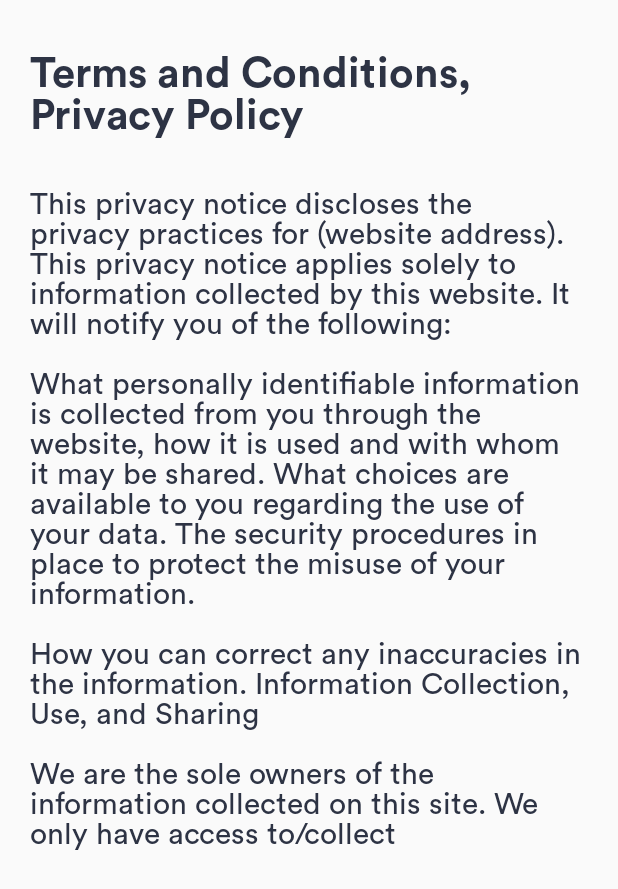
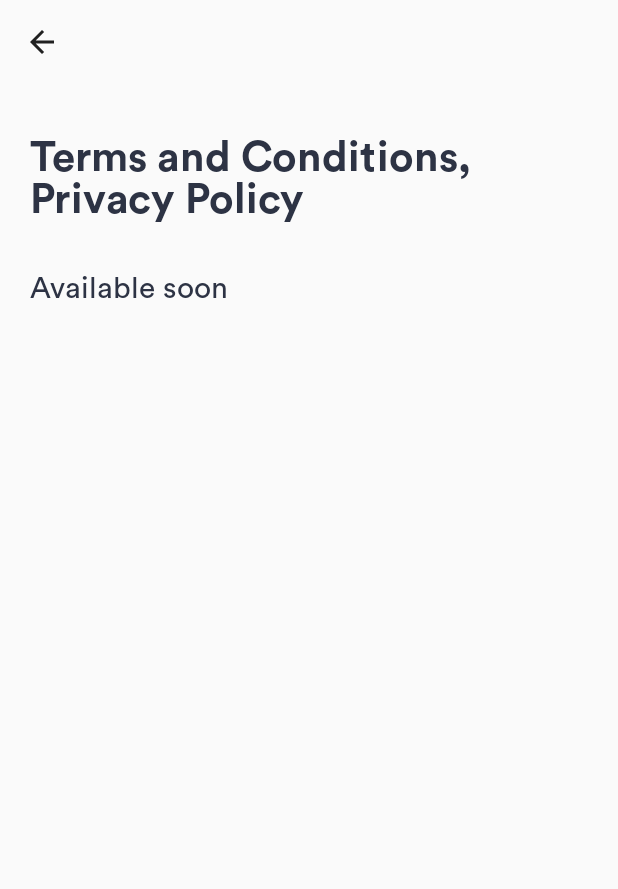
Before and after one commit to felicherivarez91/dreaMS, an Android app: the TermsAndConditionsFragment screen opened through its navigation route, on a phone screen of 412 x 824 dp. Shown: the top 889 px of the screen. Run offline under Robolectric (Android 15) with nearby library versions, the phone set to English and light mode, and no system bars; our stand-ins replace data binding.

Commit message:
Merge feature/RSV_757_AccountDetailsBussinesLogic into develop Add TermsAndConditions Add complete navigation for Onboarding

```diff
--- a/app/src/main/java/com/healios/dreams/ui/account/PersonalInformationFragment.kt
+++ b/app/src/main/java/com/healios/dreams/ui/account/PersonalInformationFragment.kt
@@ -4,6 +4,7 @@ import android.os.Bundle
 import android.view.LayoutInflater
 import android.view.View
 import android.view.ViewGroup
+import androidx.appcompat.app.AppCompatActivity
 import androidx.core.text.HtmlCompat
 import androidx.core.widget.addTextChangedListener
 import androidx.fragment.app.Fragment
@@ -46,7 +47,6 @@ class PersonalInformationFragment : Fragment() {
         }
 
         viewModel.withArgs(args)
-
         bind()
         return binding.root
     }
--- a/app/src/main/java/com/healios/dreams/ui/account/PersonalInformationViewModel.kt
+++ b/app/src/main/java/com/healios/dreams/ui/account/PersonalInformationViewModel.kt
@@ -42,10 +42,8 @@ class PersonalInformationViewModel(
     var selectAvatarButtonText = MutableLiveData<String>()
     var avatarImageResource = MutableLiveData<Int>(R.drawable.ic_default_profile)
 
-
     var avatarId: Int = 0
     var nickname:String = ""
-
 
     //region: Init viewmodel
     init {
--- a/app/src/main/java/com/healios/dreams/ui/account/SelectAvatarViewModel.kt
+++ b/app/src/main/java/com/healios/dreams/ui/account/SelectAvatarViewModel.kt
@@ -23,7 +23,6 @@ class SelectAvatarViewModel : ViewModel() {
     private val _newAvatarSet = MutableLiveEvent<AvatarModel>()
     val newAvatarSet: LiveEvent<AvatarModel> = _newAvatarSet
 
-
     var toolbarTitle = MutableLiveData<String>("")
 
     var canSaveAvatar = MutableLiveData<Boolean>(false)
@@ -36,7 +35,6 @@ class SelectAvatarViewModel : ViewModel() {
         canSaveAvatar.postValue( selectedAvatar.value != null)
     }
     //endregion
-
 
     fun onItemClick(position: Int, avatar: AvatarModel) {
 
--- a/app/src/main/java/com/healios/dreams/ui/account/TermsAndConditionsFragment.kt
+++ b/app/src/main/java/com/healios/dreams/ui/account/TermsAndConditionsFragment.kt
@@ -4,8 +4,10 @@ import android.os.Bundle
 import android.view.LayoutInflater
 import android.view.View
 import android.view.ViewGroup
+import androidx.appcompat.app.AppCompatActivity
 import androidx.fragment.app.Fragment
 import androidx.lifecycle.ViewModelProvider
+import androidx.navigation.fragment.findNavController
 import com.healios.dreams.databinding.FragmentTermsandconditionsBinding
 import com.healios.dreams.di.TermsAndConditionsViewModelFactory
 
@@ -31,6 +33,10 @@ class TermsAndConditionsFragment : Fragment() {
         binding.lifecycleOwner = this
         binding.viewmodel = viewModel
 
+        binding.toolbarTermsAndConditions.setNavigationOnClickListener {
+            findNavController().navigateUp()
+        }
+
         bind()
         return binding.root
     }
--- a/app/src/main/java/com/healios/dreams/ui/login/LoginActivity.kt
+++ b/app/src/main/java/com/healios/dreams/ui/login/LoginActivity.kt
@@ -10,7 +10,6 @@ class LoginActivity: AppCompatActivity() {
     override fun onCreate(savedInstanceState: Bundle?) {
         super.onCreate(savedInstanceState)
         setContentView(R.layout.activity_login)
-
     }
 
 }
--- a/app/src/main/java/com/healios/dreams/ui/login/WelcomeFragment.kt
+++ b/app/src/main/java/com/healios/dreams/ui/login/WelcomeFragment.kt
@@ -5,6 +5,7 @@ import android.view.LayoutInflater
 import android.view.View
 import android.view.ViewGroup
 import android.widget.Button
+import androidx.appcompat.app.AppCompatActivity
 import androidx.fragment.app.Fragment
 import androidx.navigation.Navigation
 import com.healios.dreams.R
--- a/app/src/main/res/layout/activity_login.xml
+++ b/app/src/main/res/layout/activity_login.xml
@@ -1,8 +1,13 @@
 <?xml version="1.0" encoding="utf-8"?>
-<RelativeLayout xmlns:android="http://schemas.android.com/apk/res/android"
+
+<RelativeLayout
+    xmlns:android="http://schemas.android.com/apk/res/android"
+    xmlns:app="http://schemas.android.com/apk/res-auto"
+    xmlns:tools="http://schemas.android.com/tools"
     android:layout_width="match_parent"
     android:layout_height="match_parent"
-    xmlns:app="http://schemas.android.com/apk/res-auto">
+    tools:context=".ui.login.LoginActivity">
+
 
     <androidx.fragment.app.FragmentContainerView
         android:id="@+id/nav_host_fragment"
@@ -11,5 +16,4 @@
         android:layout_height="match_parent"
         app:defaultNavHost="true"
         app:navGraph="@navigation/login_nav_graph" />
-
 </RelativeLayout>
--- a/app/src/main/res/layout/fragment_termsandconditions.xml
+++ b/app/src/main/res/layout/fragment_termsandconditions.xml
@@ -1,6 +1,6 @@
 <?xml version="1.0" encoding="utf-8"?>
 
-<layout>
+<layout xmlns:app="http://schemas.android.com/apk/res-auto">
 
     <data>
         <import type="android.view.View"/>
@@ -13,11 +13,23 @@
         android:layout_width="match_parent"
         android:layout_height="match_parent"
         android:orientation="vertical">
+        <LinearLayout
+            android:layout_width="match_parent"
+            android:layout_height="match_parent"
+            android:orientation="vertical">
+
+            <androidx.appcompat.widget.Toolbar
+                android:id="@+id/toolbar_termsAndConditions"
+                android:layout_width="match_parent"
+                android:layout_height="?attr/actionBarSize"
+                android:theme="@style/AppTheme.Toolbar.Blank"
+                app:navigationIcon="?attr/homeAsUpIndicator"/>
 
             <ScrollView
                 android:id="@+id/scrollView_termsAndConditions"
                 android:layout_width="match_parent"
                 android:layout_height="match_parent"
+
                 android:fillViewport="true">
 
                 <LinearLayout
@@ -50,6 +62,8 @@
                 </LinearLayout>
 
             </ScrollView>
+        </LinearLayout>
+
 
         <RelativeLayout
             android:id="@+id/relativeLayout_termsAndConditions_agreeButtonWrapperLayout"
--- a/app/src/main/res/values/strings.xml
+++ b/app/src/main/res/values/strings.xml
@@ -62,7 +62,7 @@
 
     <!-- Terms And Conditions -->
     <string name="fragment_termsandconditions_title_text">Terms and Conditions, Privacy Policy</string>
-    <string name="fragment_termsandconditions_terms_content_text">This privacy notice discloses the privacy practices for (website address). This privacy notice applies solely to information collected by this website. It will notify you of the following: \n\nWhat personally identifiable information is collected from you through the website, how it is used and with whom it may be shared. What choices are available to you regarding the use of your data. The security procedures in place to protect the misuse of your information. \n\nHow you can correct any inaccuracies in the information. Information Collection, Use, and Sharing \n\nWe are the sole owners of the information collected on this site. We only have access to/collect </string>
+    <string name="fragment_termsandconditions_terms_content_text">Available soon</string>
     <string name="fragment_termsandconditions_agree_button_text">Agree and Accept</string>
 
     <!-- ./ Terms And Conditions -->
--- a/app/src/main/res/values/toolbar_styles.xml
+++ b/app/src/main/res/values/toolbar_styles.xml
@@ -20,4 +20,10 @@
         <item name="android:backgroundTint">@color/white</item>
     </style>
 
+    <style name="AppTheme.Toolbar.Blank" parent="ThemeOverlay.AppCompat.ActionBar">
+        <item name="android:elevation">0dp</item>
+        <item name="android:colorPrimary">@color/mainBlackColor</item>
+        <item name="android:backgroundTint">@null</item>
+    </style>
+
 </resources>
```
Also changed, not shown: app/src/main/java/com/healios/dreams/data/AvatarRepository.java (+4 -4 lines), app/src/main/java/com/healios/dreams/ui/login/VerifyPhoneFragment.kt (+3 -6 lines), app/src/main/res/drawable/user_m_4.xml (added, +46 -0 lines). Lines whose indentation alone changed are shown as unchanged.
